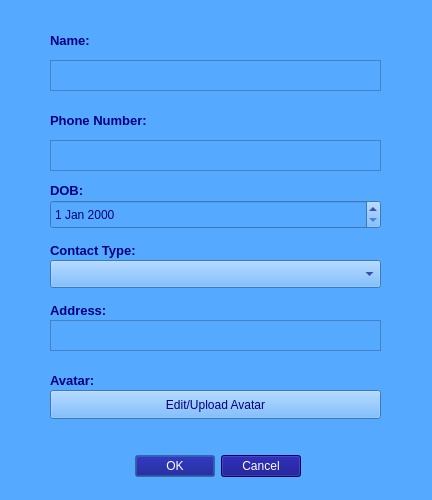
Before: the Qt Designer form Address_Book/profile_page.ui in kajo12864/Address-Book, drawn with Qt 5.
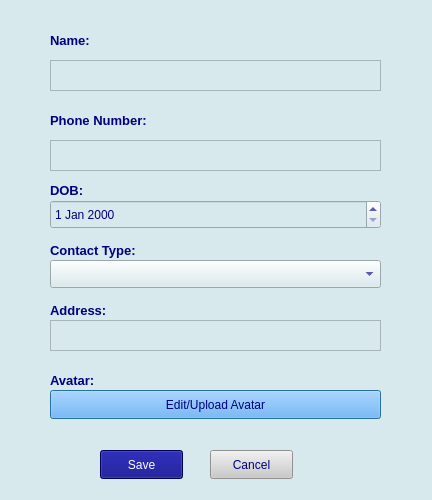
After: the same form once the commit is applied.

```diff
--- a/Address_Book/profile_page.ui
+++ b/Address_Book/profile_page.ui
@@ -14,35 +14,9 @@
    <string>Dialog</string>
   </property>
   <property name="styleSheet">
-   <string notr="true">background-color: rgb(85, 170, 255);
+   <string notr="true">background-color: rgb(216, 233, 238);
 color: rgb(0, 0, 127);</string>
   </property>
-  <widget class="QDialogButtonBox" name="submitDetailsBtn">
-   <property name="geometry">
-    <rect>
-     <x>-40</x>
-     <y>450</y>
-     <width>341</width>
-     <height>32</height>
-    </rect>
-   </property>
-   <property name="font">
-    <font>
-     <pointsize>9</pointsize>
-     <bold>true</bold>
-    </font>
-   </property>
-   <property name="styleSheet">
-    <string notr="true">background-color: rgb(0, 0, 127);
-color: white;</string>
-   </property>
-   <property name="orientation">
-    <enum>Qt::Orientation::Horizontal</enum>
-   </property>
-   <property name="standardButtons">
-    <set>QDialogButtonBox::StandardButton::Cancel|QDialogButtonBox::StandardButton::Ok</set>
-   </property>
-  </widget>
   <widget class="QTextEdit" name="nameTxtBox">
    <property name="geometry">
     <rect>
@@ -252,10 +226,47 @@
      <bold>false</bold>
     </font>
    </property>
+   <property name="styleSheet">
+    <string notr="true">background-color: rgb(85, 170, 255);</string>
+   </property>
    <property name="text">
     <string>Edit/Upload Avatar</string>
    </property>
   </widget>
+  <widget class="QPushButton" name="saveEditsBtn">
+   <property name="geometry">
+    <rect>
+     <x>100</x>
+     <y>450</y>
+     <width>83</width>
+     <height>29</height>
+    </rect>
+   </property>
+   <property name="styleSheet">
+    <string notr="true">background-color: rgb(0, 0, 127);
+color:white;
+</string>
+   </property>
+   <property name="text">
+    <string>Save</string>
+   </property>
+  </widget>
+  <widget class="QPushButton" name="cancelBtn">
+   <property name="geometry">
+    <rect>
+     <x>210</x>
+     <y>450</y>
+     <width>83</width>
+     <height>29</height>
+    </rect>
+   </property>
+   <property name="styleSheet">
+    <string notr="true">background-color: rgb(202, 202, 202);</string>
+   </property>
+   <property name="text">
+    <string>Cancel</string>
+   </property>
+  </widget>
  </widget>
  <resources/>
  <connections>
```
Left out of the diff: 35 changed lines with no effect on the pictures.
